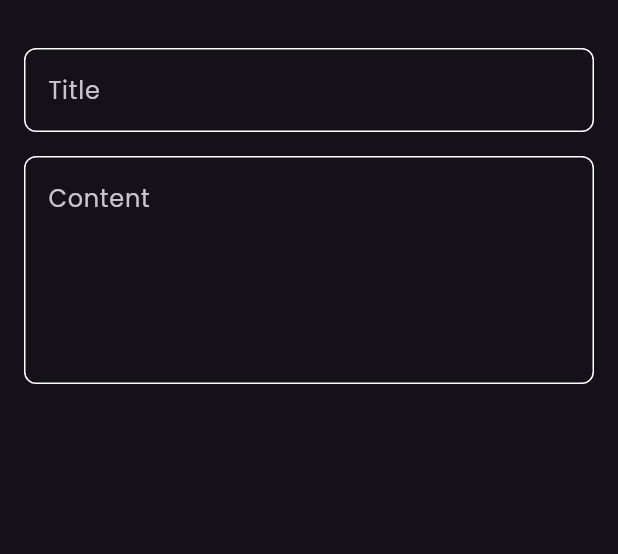
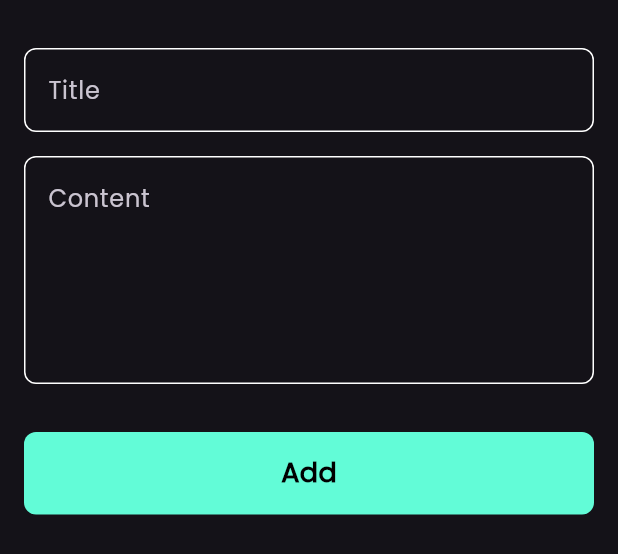
Before and after one commit to FlipKing037/Nodes-App, a Flutter app: the AddNoteBottomSheet widget shown alone on an empty page, opened directly, on a phone screen of 412 x 824 dp. Shown: the top 554 px of the screen. Run offline on Flutter 3.47's test engine with Material 3 defaults, Android fonts, the phone set to English and light mode, and no system bars.

Commit message:
add custom add button

```diff
--- a/lib/views/widget/add_show_modal_bottom_sheet.dart
+++ b/lib/views/widget/add_show_modal_bottom_sheet.dart
@@ -1,4 +1,5 @@
 import 'package:flutter/material.dart';
+import 'package:notes_app/views/widget/custom_add_buttom.dart';
 import 'package:notes_app/views/widget/custom_text_field.dart';
 
 class AddNoteBottomSheet extends StatelessWidget {
@@ -8,6 +9,7 @@ class AddNoteBottomSheet extends StatelessWidget {
   Widget build(BuildContext context) {
     return const Padding(
       padding: EdgeInsets.symmetric(horizontal: 16),
+      child: SingleChildScrollView(
         child: Column(
           children: [
             SizedBox(
@@ -23,7 +25,12 @@ class AddNoteBottomSheet extends StatelessWidget {
               hintText: 'Content',
               maxlines: 5,
             ),
+            SizedBox(
+              height: 32,
+            ),
+            CustomAddButton(),
           ],
+        ),
       ),
     );
   }
--- /dev/null
+++ b/lib/views/widget/custom_add_buttom.dart
@@ -0,0 +1,28 @@
+import 'package:flutter/material.dart';
+import 'package:notes_app/constants.dart';
+
+class CustomAddButton extends StatelessWidget {
+  const CustomAddButton({super.key});
+
+  @override
+  Widget build(BuildContext context) {
+    return Container(
+      width: MediaQuery.of(context).size.width,
+      height: 55,
+      decoration: BoxDecoration(
+        color: kPrimaryColor,
+        borderRadius: BorderRadius.circular(8),
+      ),
+      child: const Center(
+        child: Text(
+          'Add',
+          style: TextStyle(
+            color: Colors.black,
+            fontSize: 18,
+            fontWeight: FontWeight.bold,
+          ),
+        ),
+      ),
+    );
+  }
+}
```
Lines whose indentation alone changed are shown as unchanged.
